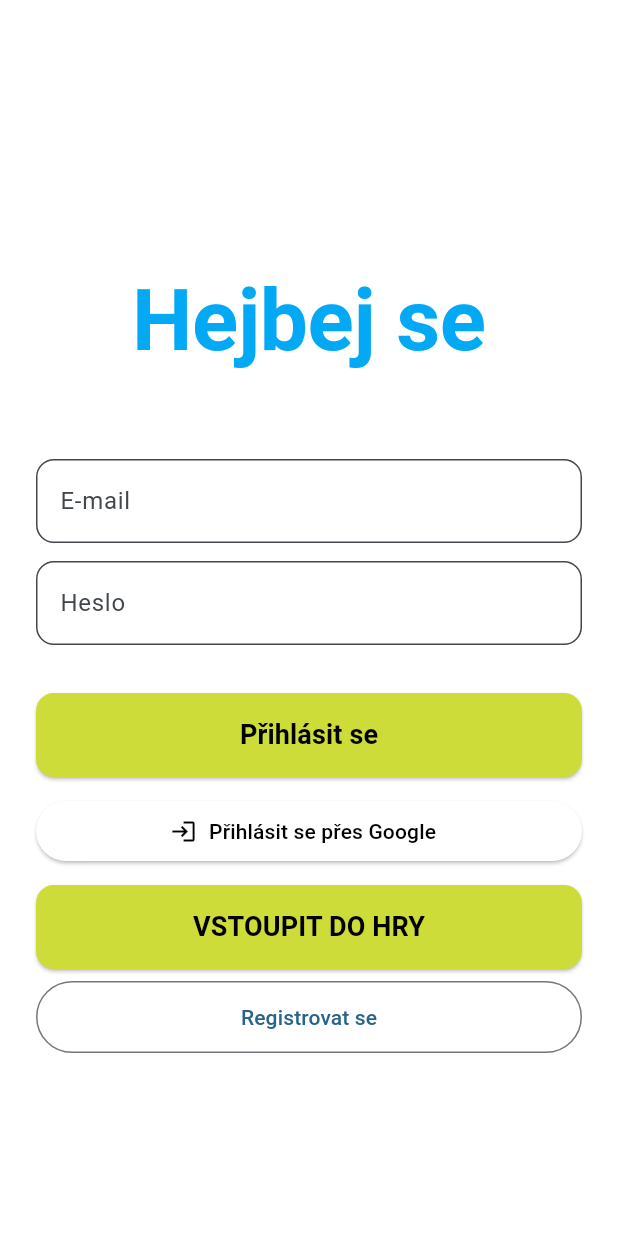
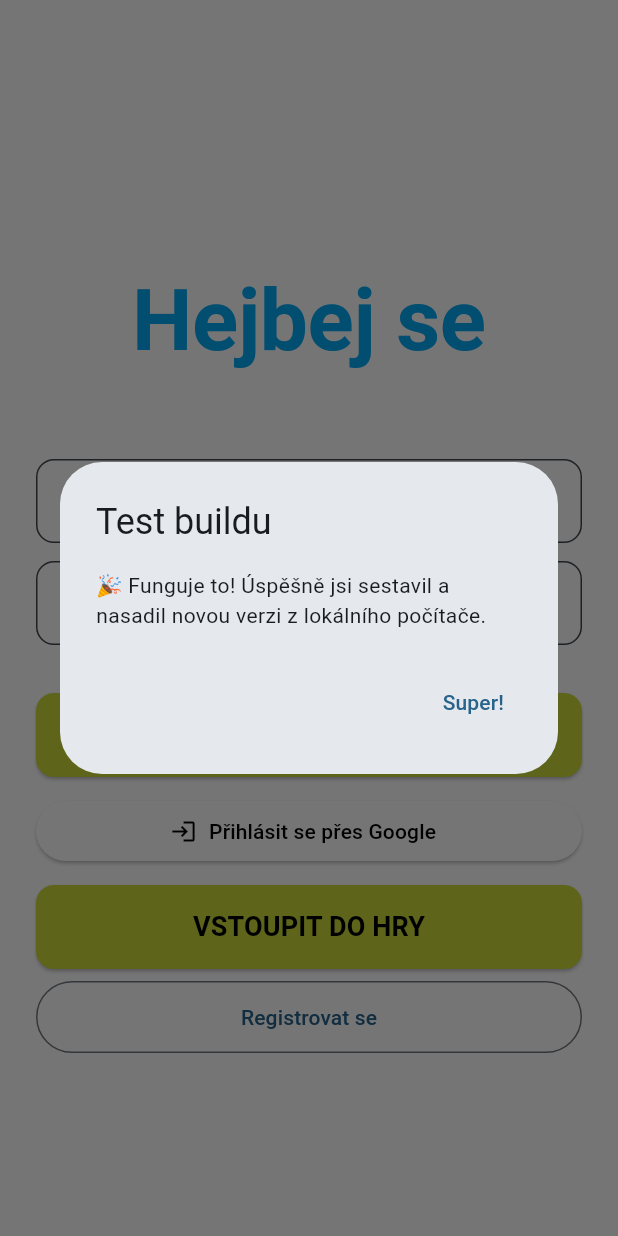
Before and after one commit to Zetro39/Hejbej_se, a Flutter app: the LoginScreen screen opened directly, on a phone screen of 412 x 824 dp. Run offline on Flutter 3.47's test engine with Material 3 defaults, Android fonts, the phone set to English and light mode, and no system bars; our stand-ins replace cloud_firestore, firebase_auth, firebase_core, flutter_secure_storage, geolocator, google_maps_flutter and 4 more; missing offline and left inert: pay; accounts and stored records are empty.

Commit message:
Test build: added popup and snackbar messages

```diff
--- a/lib/login_screen.dart
+++ b/lib/login_screen.dart
@@ -22,6 +22,26 @@ class _LoginScreenState extends State<LoginScreen> {
   final TextEditingController _emailController = TextEditingController();
   final TextEditingController _passwordController = TextEditingController();
   String? _errorText;
+
+  @override
+  void initState() {
+    super.initState();
+    WidgetsBinding.instance.addPostFrameCallback((_) {
+      showDialog(
+        context: context,
+        builder: (context) => AlertDialog(
+          title: const Text('Test buildu'),
+          content: const Text('🎉 Funguje to! Úspěšně jsi sestavil a nasadil novou verzi z lokálního počítače.'),
+          actions: [
+            TextButton(
+              onPressed: () => Navigator.of(context).pop(),
+              child: const Text('Super!'),
+            ),
+          ],
+        ),
+      );
+    });
+  }
 
   @override
   void dispose() {
```
Also changed, not shown: lib/main_shell.dart (+9 -0 lines).
